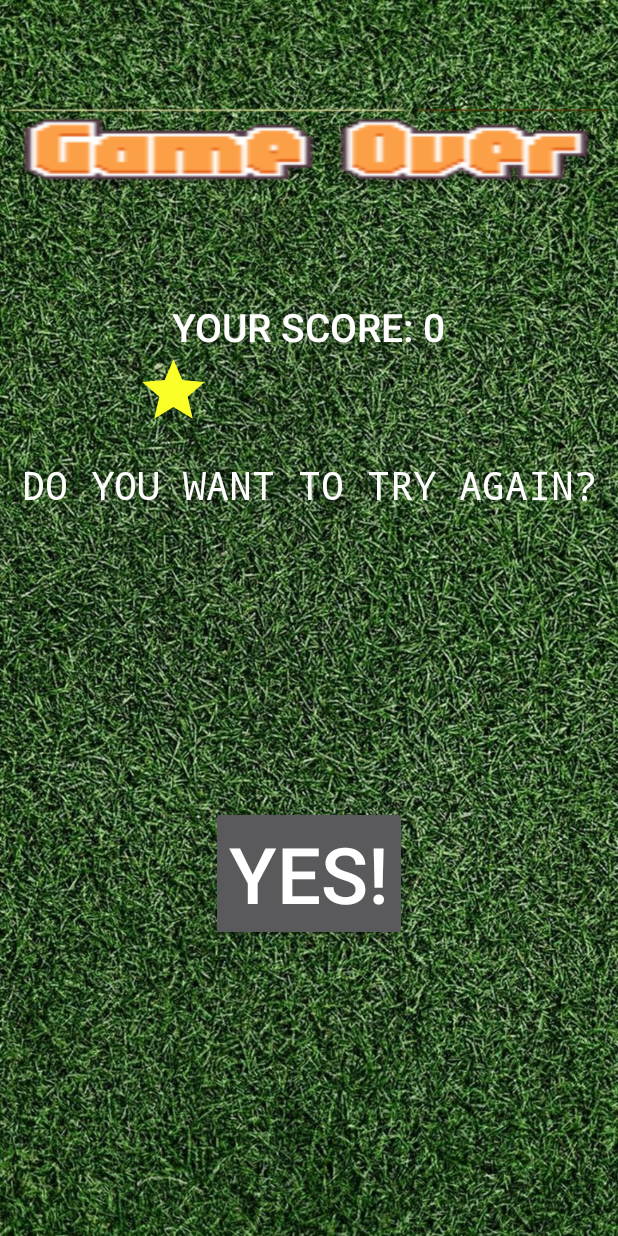
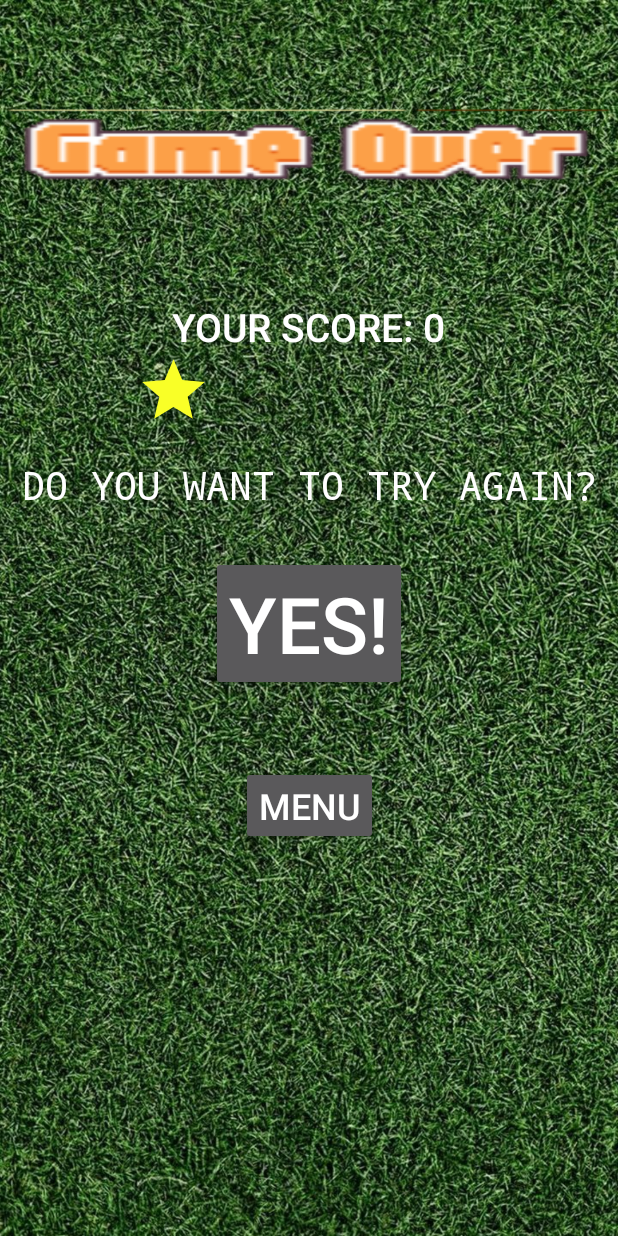
Before and after one commit to cyberduck2077/Whac-A-Mole, an Android app: the EndActivity screen opened directly, with no data from a screen before it, on a phone screen of 412 x 824 dp. Run offline under Robolectric (Android 15) with nearby library versions, the phone set to English and light mode, and no system bars.

Commit message:
last version of app

```diff
--- a/app/src/main/java/com/example/whac_a_mole/view/EndActivity.kt
+++ b/app/src/main/java/com/example/whac_a_mole/view/EndActivity.kt
@@ -15,6 +15,7 @@ class EndActivity : AppCompatActivity() {
 
     lateinit var score_txt:TextView
     lateinit var btn_toStart:Button
+    lateinit var btn_toMenu:Button
     lateinit var star1:View
     lateinit var star2:View
     lateinit var star3:View
@@ -57,6 +58,11 @@ class EndActivity : AppCompatActivity() {
             val intent = Intent(this,GameScreenActivity::class.java)
             startActivity(intent)
         }
+        btn_toMenu = findViewById(R.id.goto_menu_btn_id)
+        btn_toMenu.setOnClickListener {
+            val intent = Intent(this,StartActivity::class.java)
+            startActivity(intent)
+        }
 
         star1 = findViewById(R.id.stars1_view_id)
         star2 = findViewById(R.id.stars2_view_id)
--- a/app/src/main/java/com/example/whac_a_mole/view/GameScreenActivity.kt
+++ b/app/src/main/java/com/example/whac_a_mole/view/GameScreenActivity.kt
@@ -37,7 +37,7 @@ class GameScreenActivity : AppCompatActivity() {
 
         val sharedPreference:SharedPreference= SharedPreference(this)
 
-        score = sharedPreference.getValueInt("score")
+        score = 0
 
         count_holes = intent.getIntExtra("size", 0)
 
@@ -112,7 +112,8 @@ class GameScreenActivity : AppCompatActivity() {
 
                     if(it.isClickable) {
                         imageView.setImageResource(R.drawable.ic_hole_test)
-                        score_txt.setText("Score: ${score++}")
+                        score++
+                        score_txt.setText("Score: ${score}")
                     }
                 }
 
--- a/app/src/main/res/layout/activity_end.xml
+++ b/app/src/main/res/layout/activity_end.xml
@@ -74,9 +74,19 @@
         android:layout_height="wrap_content"
         android:textSize="52sp"
         android:text="yes!"
+        android:layout_marginTop="30sp"
         app:layout_constraintTop_toBottomOf="@id/gameover_txt_id"
         app:layout_constraintRight_toRightOf="parent"
-        app:layout_constraintLeft_toLeftOf="parent"
-        app:layout_constraintBottom_toBottomOf="parent"/>
+        app:layout_constraintLeft_toLeftOf="parent"/>
+    <Button
+        android:id="@+id/goto_menu_btn_id"
+        android:layout_width="wrap_content"
+        android:layout_height="wrap_content"
+        android:textSize="24sp"
+        android:layout_marginTop="50sp"
+        android:text="menu"
+        app:layout_constraintTop_toBottomOf="@id/tryagain_btn_id"
+        app:layout_constraintRight_toRightOf="parent"
+        app:layout_constraintLeft_toLeftOf="parent"/>
 
 </androidx.constraintlayout.widget.ConstraintLayout>
```
